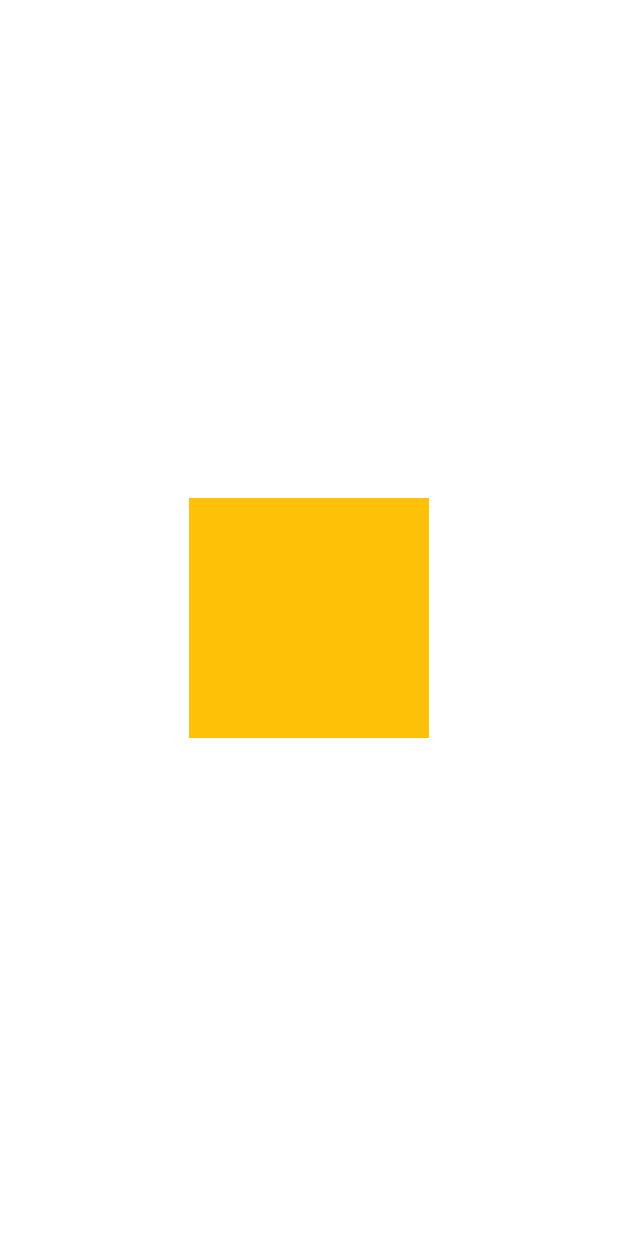
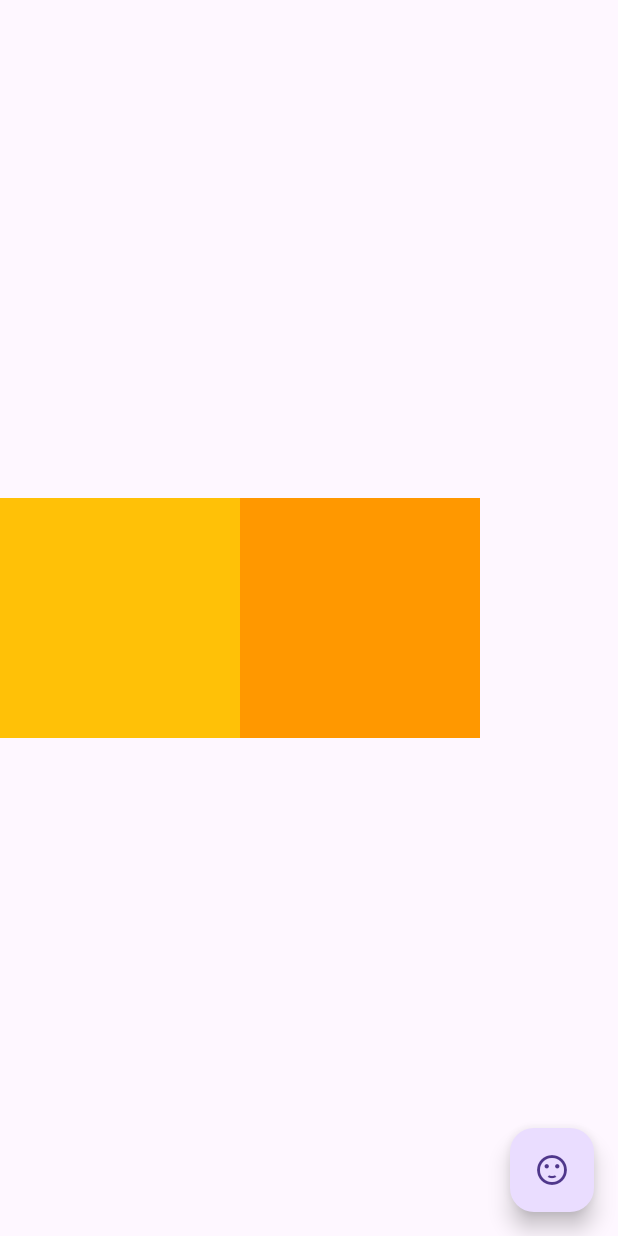
Before and after one commit to y129may9th/flutter-playground, a Flutter app: the WidgetKey screen opened directly, after a tap on "state_full", on a phone screen of 412 x 824 dp. Run offline on Flutter 3.47's test engine with Material 2 defaults, Android fonts, the phone set to English and light mode, and no system bars; our stand-ins replace hexcolor.

Commit message:
feat: add stateful tiles widget (doesn't work)

```diff
--- /dev/null
+++ b/lib/samples/widget_key/stateful_tiles_page.dart
@@ -0,0 +1,92 @@
+import 'package:flutter/material.dart';
+import 'dart:math';
+
+class StatefulColorfulTile extends StatefulWidget {
+  const StatefulColorfulTile({Key? key}) : super(key: key);
+
+  @override
+  StatefulColorfulTileState createState() => StatefulColorfulTileState();
+}
+
+class StatefulColorfulTileState extends State<StatefulColorfulTile> {
+  late Color _color;
+
+  @override
+  void initState() {
+    super.initState();
+    _color = UniqueColorGenerator.getColor();
+  }
+
+  @override
+  Widget build(BuildContext context) {
+    return Center(
+      child: Container(
+        color: _color,
+        child: const Padding(
+          padding: EdgeInsets.all(80.0),
+        ),
+      ),
+    );
+  }
+}
+
+class UniqueColorGenerator {
+  static final List _colorOptions = [
+    Colors.blue,
+    Colors.red,
+    Colors.green,
+    Colors.yellow,
+    Colors.purple,
+    Colors.orange,
+    Colors.indigo,
+    Colors.amber,
+    Colors.black,
+  ];
+  static final Random _random = Random();
+  static Color getColor() {
+    if (_colorOptions.isNotEmpty) {
+      return _colorOptions.removeAt(_random.nextInt(_colorOptions.length));
+    } else {
+      return Color.fromARGB(_random.nextInt(256), _random.nextInt(256),
+          _random.nextInt(256), _random.nextInt(256));
+    }
+  }
+}
+
+class StatefulTilesPage extends StatefulWidget {
+  const StatefulTilesPage({super.key});
+
+  @override
+  StatefulTilesPageState createState() => StatefulTilesPageState();
+}
+
+class StatefulTilesPageState extends State<StatefulTilesPage> {
+  late List<Widget> _tiles;
+  @override
+  void initState() {
+    super.initState();
+    _tiles = [
+      const StatefulColorfulTile(),
+      const StatefulColorfulTile(),
+    ];
+  }
+
+  void _swapTiles() {
+    setState(() {
+      // _tiles[1] の後ろに、remove した _tiles[0] を insert している。
+      _tiles.insert(1, _tiles.removeAt(0));
+    });
+  }
+
+  @override
+  Widget build(BuildContext context) {
+    return Scaffold(
+      body: Row(children: _tiles),
+      floatingActionButton: FloatingActionButton(
+          onPressed: _swapTiles,
+          child: const Icon(
+            Icons.sentiment_satisfied,
+          )),
+    );
+  }
+}
--- a/lib/samples/widget_key/widget_key.dart
+++ b/lib/samples/widget_key/widget_key.dart
@@ -1,4 +1,5 @@
 import 'package:flutter/material.dart';
+import 'package:flutter_widget_key/samples/widget_key/stateful_tiles_page.dart';
 import 'package:flutter_widget_key/samples/widget_key/stateless_tiles_page.dart';
 
 class WidgetKey extends StatelessWidget {
@@ -23,7 +24,7 @@ class WidgetKey extends StatelessWidget {
             const SizedBox(height: 10),
             ElevatedButton(
               child: const Text('state_full'),
-              onPressed: () => _onPressed(context, StatelessColorfulTile()),
+              onPressed: () => _onPressed(context, const StatefulTilesPage()),
             ),
           ],
         ),
```
